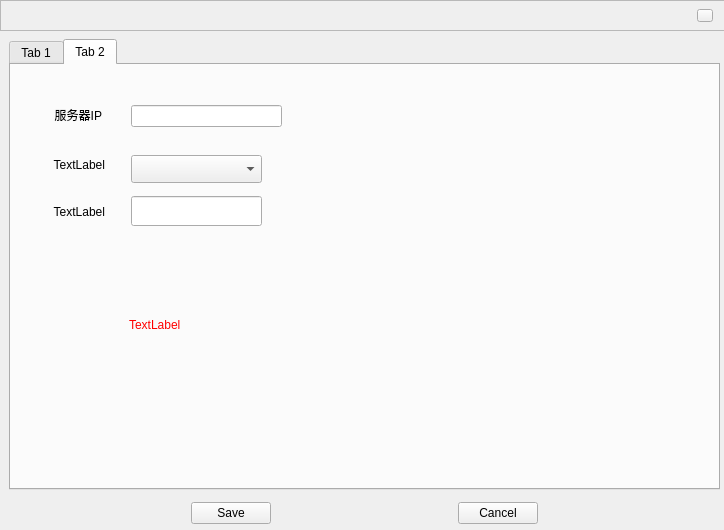
The window that qtpro/student_new/student_end2/VM_Code/setform.ui (kevin201353/qt_student) describes before a commit, drawn with Qt 5.
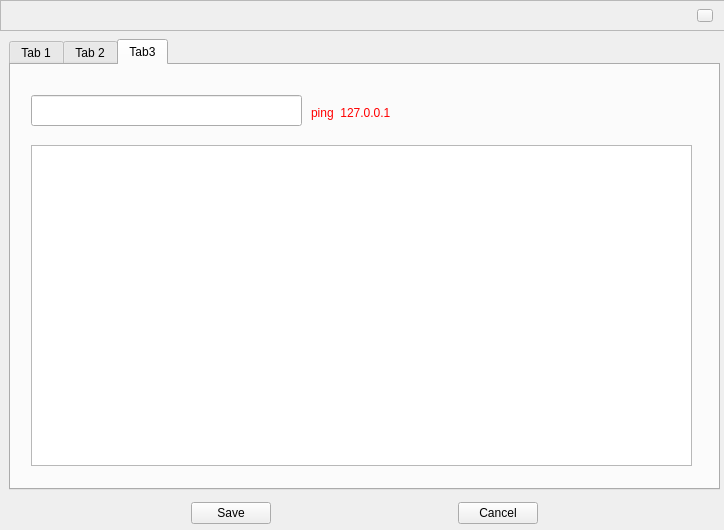
The same window after the commit. The open tabs and pages were chosen to show the change. Icons and pictures are not drawn.

```diff
--- a/qtpro/student_new/student_end2/VM_Code/setform.ui
+++ b/qtpro/student_new/student_end2/VM_Code/setform.ui
@@ -321,6 +321,47 @@
      </property>
     </widget>
    </widget>
+   <widget class="QWidget" name="tab_3">
+    <attribute name="title">
+     <string>Tab3</string>
+    </attribute>
+    <widget class="QLabel" name="label_Tip">
+     <property name="geometry">
+      <rect>
+       <x>300</x>
+       <y>40</y>
+       <width>401</width>
+       <height>16</height>
+      </rect>
+     </property>
+     <property name="styleSheet">
+      <string notr="true">color: rgb(255, 0, 0);</string>
+     </property>
+     <property name="text">
+      <string>ping  127.0.0.1 </string>
+     </property>
+    </widget>
+    <widget class="QListWidget" name="listWidget_Ping">
+     <property name="geometry">
+      <rect>
+       <x>20</x>
+       <y>80</y>
+       <width>661</width>
+       <height>321</height>
+      </rect>
+     </property>
+    </widget>
+    <widget class="QLineEdit" name="lineEdit_Ping">
+     <property name="geometry">
+      <rect>
+       <x>20</x>
+       <y>30</y>
+       <width>271</width>
+       <height>31</height>
+      </rect>
+     </property>
+    </widget>
+   </widget>
   </widget>
   <widget class="QFrame" name="title_bar">
    <property name="geometry">
```
